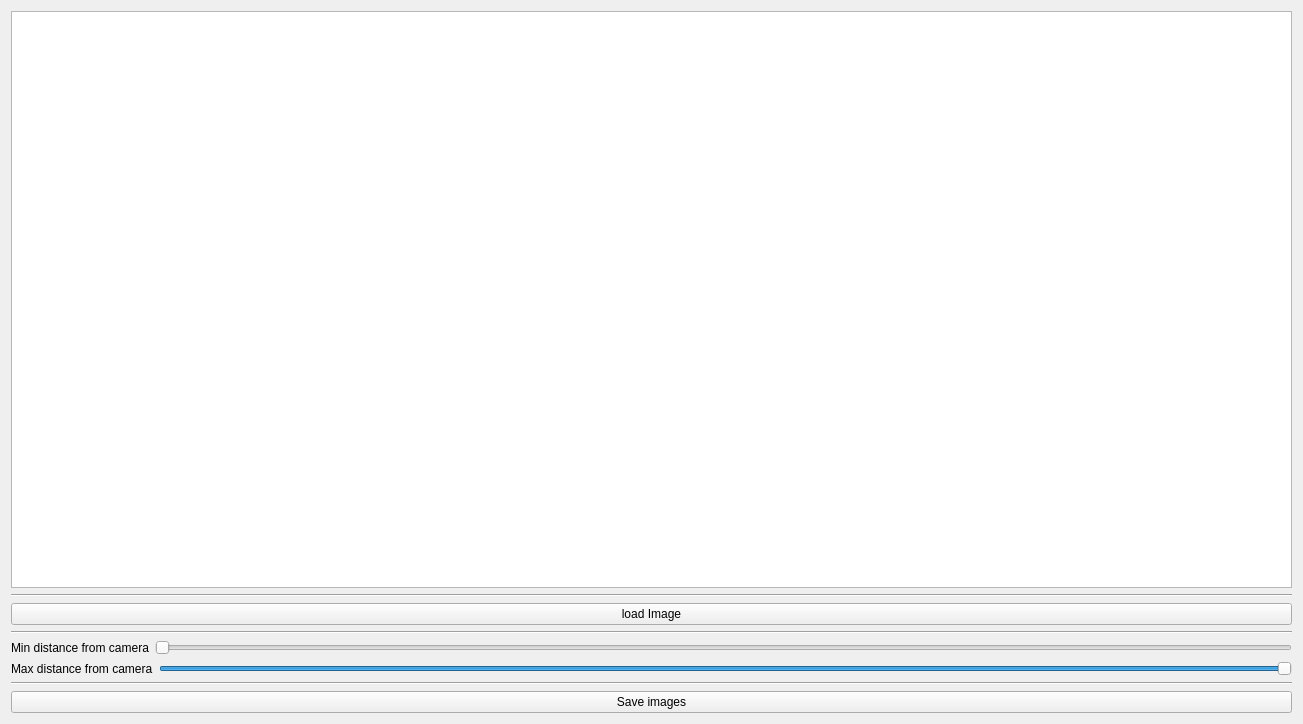
pgredys/human-vision-tape, file src/app/ui/widget.ui: the form before one commit.
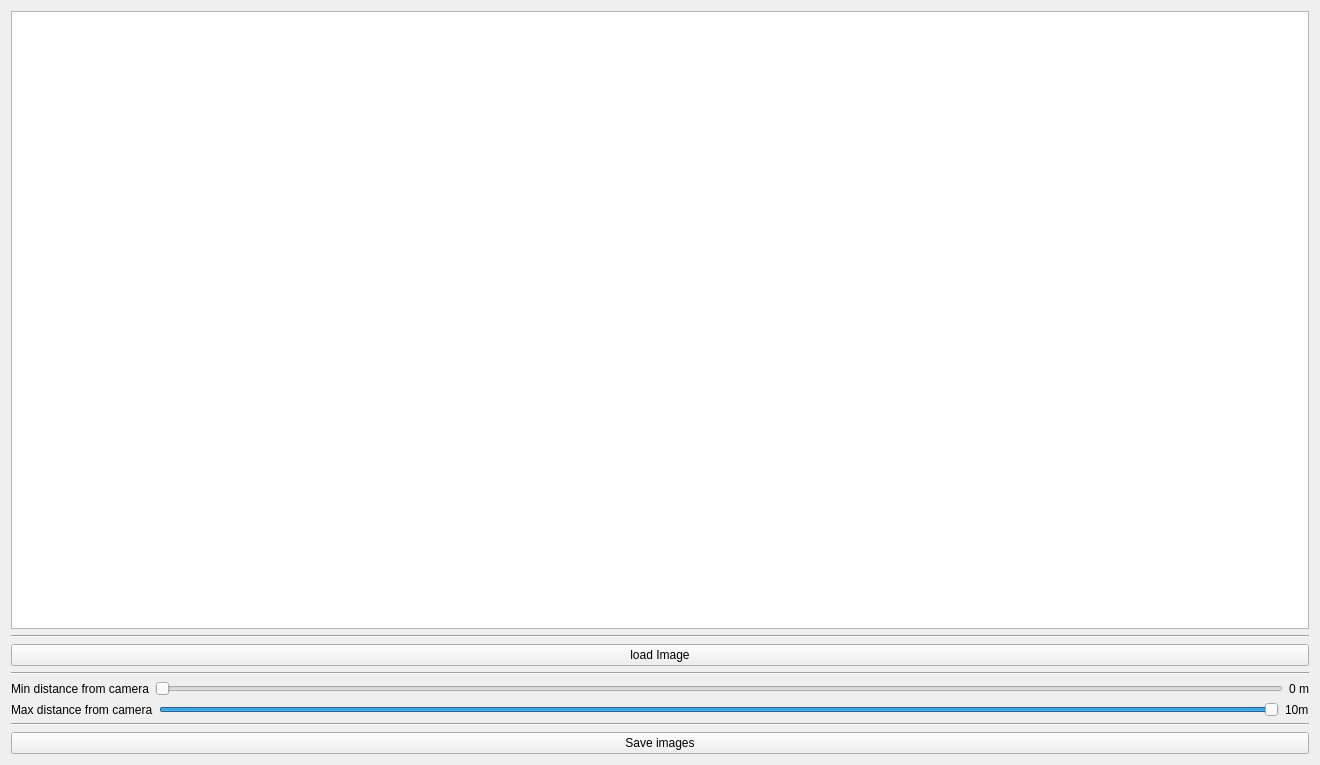
The form after the commit.

Commit message: added sliders values labels

```diff
--- a/src/app/ui/widget.ui
+++ b/src/app/ui/widget.ui
@@ -6,8 +6,8 @@
    <rect>
     <x>0</x>
     <y>0</y>
-    <width>1303</width>
-    <height>724</height>
+    <width>1320</width>
+    <height>765</height>
    </rect>
   </property>
   <property name="windowTitle">
@@ -72,6 +72,13 @@
          </property>
         </widget>
        </item>
+       <item>
+        <widget class="QLabel" name="min_dist_value_label">
+         <property name="text">
+          <string>0 m</string>
+         </property>
+        </widget>
+       </item>
       </layout>
      </item>
      <item>
@@ -86,19 +93,26 @@
        <item>
         <widget class="QSlider" name="max_dist_slider">
          <property name="maximum">
-          <number>150</number>
+          <number>100</number>
          </property>
          <property name="singleStep">
           <number>5</number>
          </property>
          <property name="value">
-          <number>150</number>
+          <number>100</number>
          </property>
          <property name="orientation">
           <enum>Qt::Horizontal</enum>
          </property>
         </widget>
        </item>
+       <item>
+        <widget class="QLabel" name="max_dist_value_label">
+         <property name="text">
+          <string>10m</string>
+         </property>
+        </widget>
+       </item>
       </layout>
      </item>
      <item>
```
The commit also changes 2 other files.
